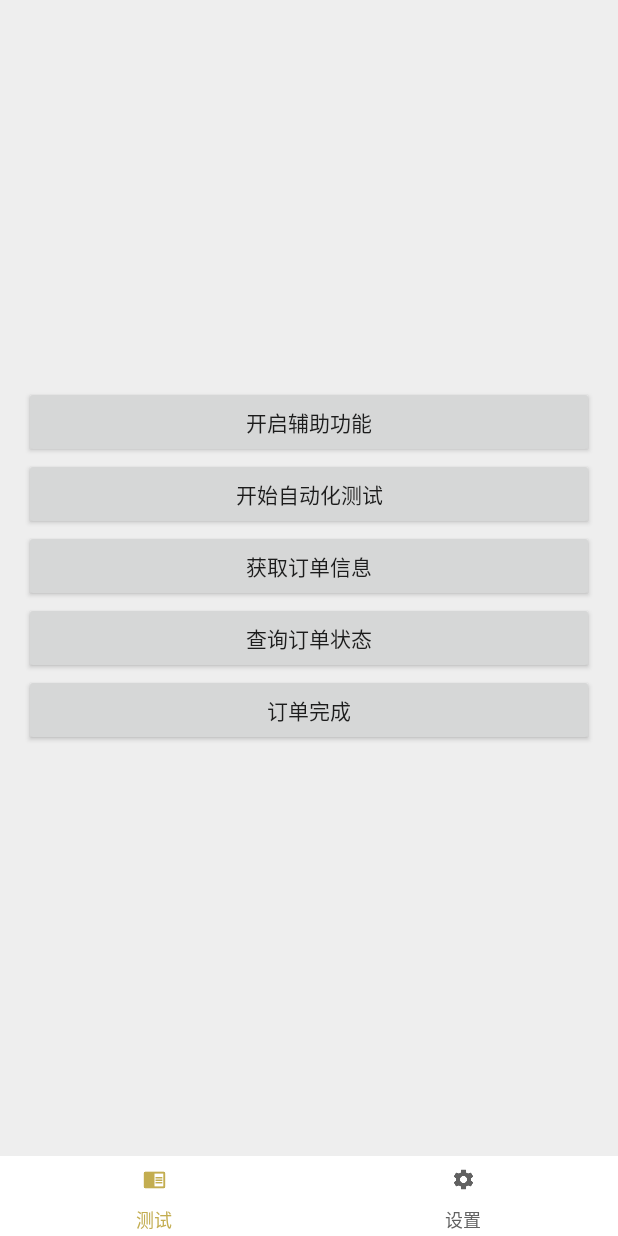
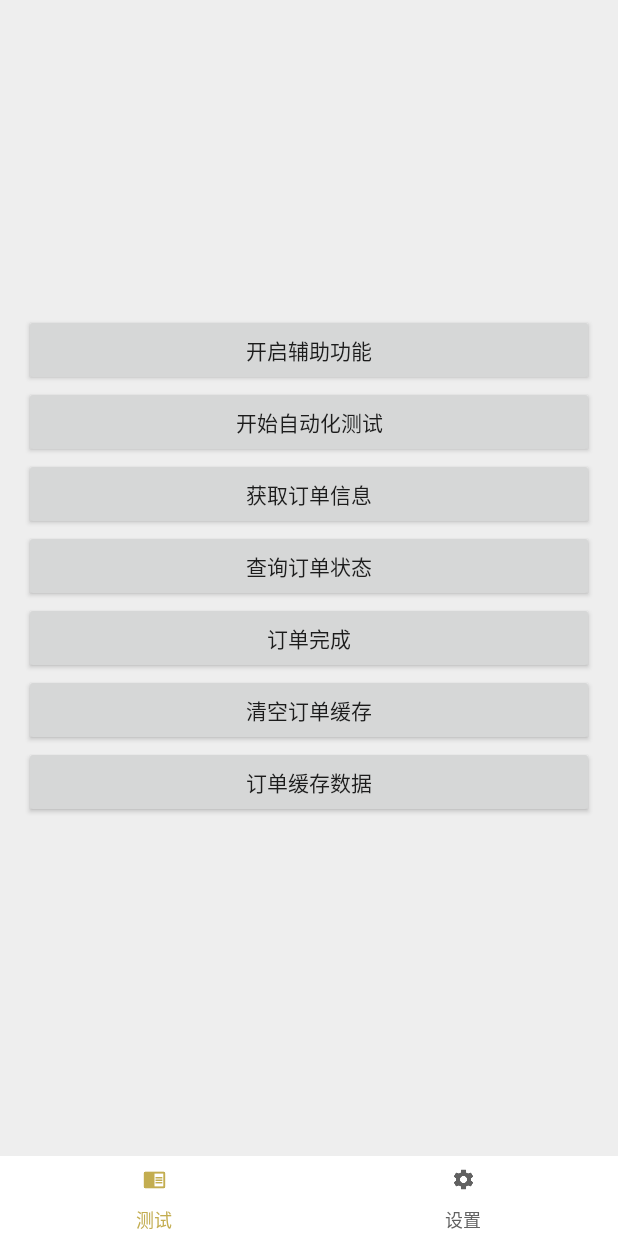
Before and after one commit to iblue007/repayappgf, an Android app: the screen it shows after launch (MainActivity), on a phone screen of 412 x 824 dp. Run offline under Robolectric (Android 15) with nearby library versions, the phone set to English and light mode, and no system bars; libraries missing offline, so code that uses them is left out: com.alibaba.fastjson.

Commit message:
代码优化

```diff
--- a/app/src/main/java/com/position/wyh/position/knowledgeFragment.java
+++ b/app/src/main/java/com/position/wyh/position/knowledgeFragment.java
@@ -45,13 +45,15 @@ public class knowledgeFragment extends BaseFragment {
     private Button mButton_order_query;
     private Button mButton_order_get;
     private Button mButton_order_complete;
+    private Button mButton_order_clear;
+    private Button mButton_order_save;
     private static String TAG = "MainActivity";
     public static boolean started = false;
     public String orderScore = "";
     protected String bankAccount = "徐群星";
     protected String bankCardNo = "6230580000259907983";
     protected String transMoney = "0·01";
-    String tradeNo = "202011290003520251_21087c1a7854d";
+    String tradeNo = "202012030023290033_0482bdee59da9";
 
     @Override
     public View onCreateView(LayoutInflater inflater, @Nullable ViewGroup container, @Nullable Bundle savedInstanceState) {
@@ -66,6 +68,8 @@ public class knowledgeFragment extends BaseFragment {
         mButton_order_get = view.findViewById(R.id.button_order_get);
         mButton_order_query = view.findViewById(R.id.button_order_query);
         mButton_order_complete = view.findViewById(R.id.button_order_complete);
+        mButton_order_clear = view.findViewById(R.id.mButton_order_clear);
+        mButton_order_save = view.findViewById(R.id.mButton_order_save);
         if (started) {
 
             mButton_start.setText("停止自动化测试");
@@ -103,6 +107,19 @@ public class knowledgeFragment extends BaseFragment {
                         deviceNoftify();
                     }
                 });
+            }
+        });
+        mButton_order_clear.setOnClickListener(new View.OnClickListener() {
+            @Override
+            public void onClick(View v) {
+                getContext().getSharedPreferences("setting", 0).edit().putString("OrderDetail", "").commit();
+            }
+        });
+        mButton_order_save.setOnClickListener(new View.OnClickListener() {
+            @Override
+            public void onClick(View v) {
+                String orderDetail = getContext().getSharedPreferences("setting", 0).getString("OrderDetail", "");
+                LogUtils.e("======", "======orderDetail:" + orderDetail);
             }
         });
         //点击事件
@@ -241,7 +258,6 @@ public class knowledgeFragment extends BaseFragment {
                 jSONObject.getString("subbranchCity");
                 this.orderScore = "0·01";//jSONObject.getBigDecimal("orderScore") + "";
                 LogUtils.d("GK", "result orderScore = " + this.orderScore);
-
             } else {
 
             }
@@ -253,11 +269,11 @@ public class knowledgeFragment extends BaseFragment {
     private void takePostQuery() {
         SharedPreferences sharedPreferences = getContext().getSharedPreferences("setting", 0);
         String string = sharedPreferences.getString("deviceId", "d23eab596657293008bd9b9d75f935c6");
-     //  String appId = sharedPreferences.getString("appId", "aa12bda5ddc10ee8e547043a532485c6");
+        //  String appId = sharedPreferences.getString("appId", "aa12bda5ddc10ee8e547043a532485c6");
         HashMap<String, Object> paramMap = new HashMap<String, Object>();
         paramMap.put("deviceNo", string);
         paramMap.put("tradeNo", tradeNo);
-      //  paramMap.put("appId", appId);
+        //  paramMap.put("appId", appId);
         String paramsStr = StringUtils.ascriAsc(paramMap);
         String sign = Md5Util.MD5Encode(paramsStr);
         paramMap.put("sign", sign);
--- a/app/src/main/res/layout/knowledge_fragment.xml
+++ b/app/src/main/res/layout/knowledge_fragment.xml
@@ -46,6 +46,17 @@
             android:layout_width="match_parent"
             android:layout_height="wrap_content"
             android:text="订单完成" />
+
+        <Button
+            android:id="@+id/mButton_order_clear"
+            android:layout_width="match_parent"
+            android:layout_height="wrap_content"
+            android:text="清空订单缓存" />
+        <Button
+            android:id="@+id/mButton_order_save"
+            android:layout_width="match_parent"
+            android:layout_height="wrap_content"
+            android:text="订单缓存数据" />
     </LinearLayout>
 
 
```
Also changed, not shown: app/src/main/java/com/position/wyh/position/AccessibilityServiceBase.java (+5 -6 lines), app/src/main/java/com/position/wyh/position/AutoClickService.java (+22 -13 lines).
